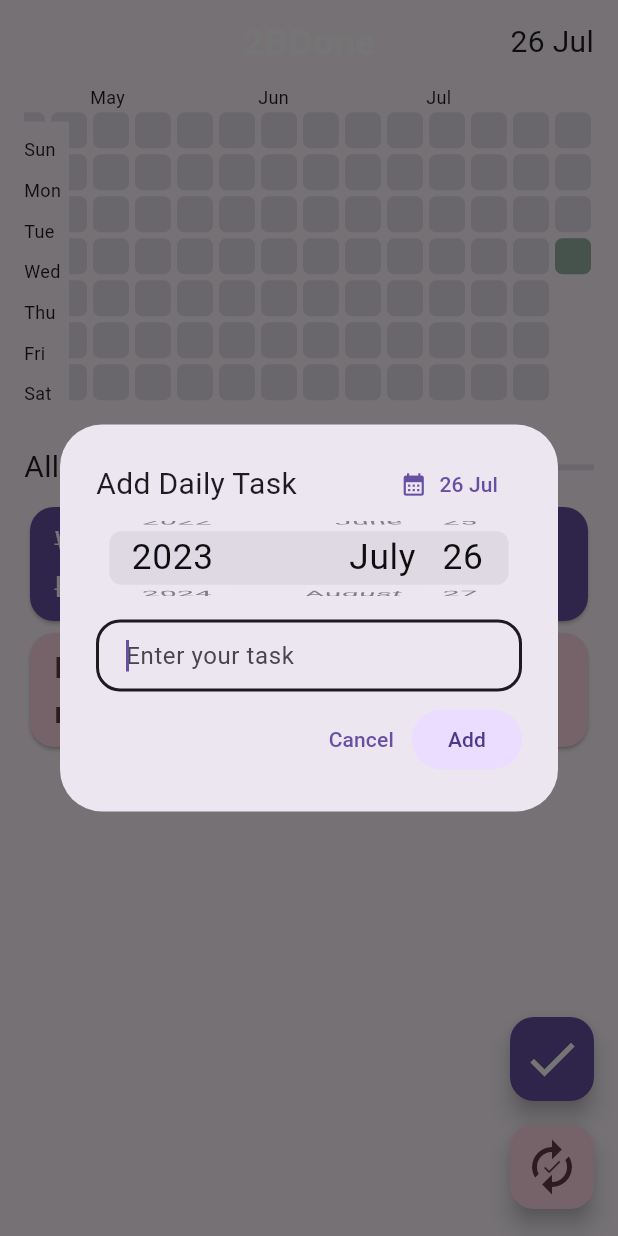
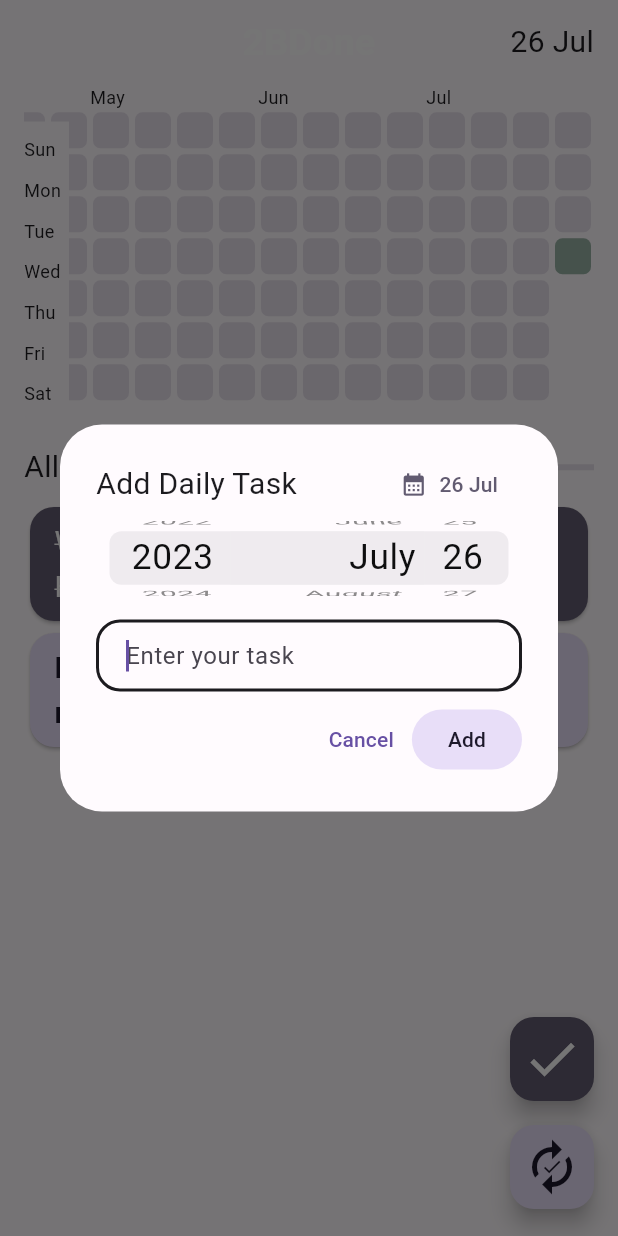
Before and after one commit to srksifat-dev/habitask, a Flutter app: the screen it shows after launch, after a tap on the "done" icon, on a phone screen of 412 x 824 dp. Run offline on Flutter 3.47's test engine with Material 2 defaults, Android fonts, the phone set to English and light mode, and no system bars; drawn by our look-alikes of dynamic_color, flutter_heatmap_calendar, flutter_slidable; our stand-ins replace date_format, get_storage, go_router, isar; accounts and stored records are empty; generated files the repository leaves out were written again.

Commit message:
Color theme updated

```diff
--- a/lib/features/home/components/add_daily_task.dart
+++ b/lib/features/home/components/add_daily_task.dart
@@ -25,7 +25,7 @@ class _AddDailyTaskState extends State<AddDailyTask> {
       maintainState: true,
       visible: widget.isVisible,
       child: FloatingActionButton(
-        backgroundColor: Theme.of(context).colorScheme.primary,
+        backgroundColor: Theme.of(context).colorScheme.secondary,
         onPressed: () {
           showDialog(
               context: context,
@@ -46,12 +46,12 @@ class _AddDailyTaskState extends State<AddDailyTask> {
                               onPressed: () {},
                               icon: Icon(
                                 Icons.calendar_month,
-                                color: Theme.of(context).colorScheme.primary,
+                                color: Theme.of(context).colorScheme.secondary,
                               ),
                               label: Text(
                                 FormateDateTime.d2sWithoutHM(dateTime: taskFor),
                                 style: TextStyle(
-                                  color: Theme.of(context).colorScheme.primary,
+                                  color: Theme.of(context).colorScheme.secondary,
                                 ),
                               ),
                             ),
@@ -111,7 +111,7 @@ class _AddDailyTaskState extends State<AddDailyTask> {
                                 backgroundColor: MaterialStatePropertyAll(
                                   Theme.of(context)
                                       .colorScheme
-                                      .primaryContainer,
+                                      .secondaryContainer,
                                 ),
                               ),
                               onPressed: () {
@@ -132,7 +132,7 @@ class _AddDailyTaskState extends State<AddDailyTask> {
                                 style: TextStyle(
                                   color: Theme.of(context)
                                       .colorScheme
-                                      .onPrimaryContainer,
+                                      .onSecondaryContainer,
                                 ),
                               ),
                             ),
@@ -145,7 +145,7 @@ class _AddDailyTaskState extends State<AddDailyTask> {
         child: Icon(
           Icons.done,
           size: 40,
-          color: Theme.of(context).colorScheme.onPrimary,
+          color: Theme.of(context).colorScheme.onSecondary,
         ),
       ),
     );
--- a/lib/features/home/components/add_habitual_task.dart
+++ b/lib/features/home/components/add_habitual_task.dart
@@ -24,7 +24,7 @@ class _AddHabitualTaskState extends State<AddHabitualTask> {
       maintainState: true,
       visible: widget.isVisible,
       child: FloatingActionButton(
-        backgroundColor: Theme.of(context).colorScheme.tertiaryContainer,
+        backgroundColor: Theme.of(context).colorScheme.secondaryContainer,
         onPressed: () {
           showDialog(
               context: context,
@@ -81,7 +81,9 @@ class _AddHabitualTaskState extends State<AddHabitualTask> {
                               child: FilledButton(
                                   style: ButtonStyle(
                                     backgroundColor: MaterialStatePropertyAll(
-                                      Theme.of(context).colorScheme.tertiaryContainer,
+                                      Theme.of(context)
+                                          .colorScheme
+                                          .secondaryContainer,
                                     ),
                                   ),
                                   onPressed: () {
@@ -102,7 +104,7 @@ class _AddHabitualTaskState extends State<AddHabitualTask> {
                                     style: TextStyle(
                                         color: Theme.of(context)
                                             .colorScheme
-                                            .onTertiaryContainer),
+                                            .onSecondaryContainer),
                                   )),
                             )
                           ],
@@ -117,12 +119,12 @@ class _AddHabitualTaskState extends State<AddHabitualTask> {
             Icon(
               Icons.autorenew,
               size: 40,
-              color: Theme.of(context).colorScheme.onTertiaryContainer,
+              color: Theme.of(context).colorScheme.onSecondaryContainer,
             ),
             Icon(
               Icons.done,
               size: 15,
-              color: Theme.of(context).colorScheme.onTertiaryContainer,
+              color: Theme.of(context).colorScheme.onSecondaryContainer,
             )
           ],
         ),
--- a/lib/features/home/screens/home_screen.dart
+++ b/lib/features/home/screens/home_screen.dart
@@ -351,10 +351,10 @@ class _HomeScreenState extends State<HomeScreen> {
                                       color: task.taskType == "dt"
                                           ? Theme.of(context)
                                               .colorScheme
-                                              .primary
+                                              .secondary
                                           : Theme.of(context)
                                               .colorScheme
-                                              .tertiaryContainer,
+                                              .secondaryContainer,
                                       shape: RoundedRectangleBorder(
                                           borderRadius:
                                               BorderRadius.circular(16)),
@@ -362,19 +362,19 @@ class _HomeScreenState extends State<HomeScreen> {
                                         checkColor: task.taskType == "dt"
                                             ? Theme.of(context)
                                                 .colorScheme
-                                                .primary
+                                                .secondary
                                             : Theme.of(context)
                                                 .colorScheme
-                                                .tertiaryContainer,
+                                                .secondaryContainer,
                                         fillColor: task.taskType == "dt"
                                             ? MaterialStatePropertyAll(
                                                 Theme.of(context)
                                                     .colorScheme
-                                                    .onPrimary)
+                                                    .onSecondary)
                                             : MaterialStatePropertyAll(
                                                 Theme.of(context)
                                                     .colorScheme
-                                                    .onTertiaryContainer),
+                                                    .onSecondaryContainer),
                                         value: task.isComplete,
                                         onChanged: (value) async {
                                           await isarService.editTaskStatus(
@@ -390,10 +390,10 @@ class _HomeScreenState extends State<HomeScreen> {
                                             color: task.taskType == "dt"
                                                 ? Theme.of(context)
                                                     .colorScheme
-                                                    .onPrimary
+                                                    .onSecondary
                                                 : Theme.of(context)
                                                     .colorScheme
-                                                    .onTertiaryContainer,
+                                                    .onSecondaryContainer,
                                             decoration: task.isComplete
                                                 ? TextDecoration.lineThrough
                                                 : TextDecoration.none,
@@ -401,10 +401,10 @@ class _HomeScreenState extends State<HomeScreen> {
                                                 task.taskType == "dt"
                                                     ? Theme.of(context)
                                                         .colorScheme
-                                                        .onPrimary
+                                                        .onSecondary
                                                     : Theme.of(context)
                                                         .colorScheme
-                                                        .onTertiaryContainer,
+                                                        .onSecondaryContainer,
                                           ),
                                         ),
                                       ),
--- a/lib/main.dart
+++ b/lib/main.dart
@@ -3,6 +3,7 @@ import 'package:flutter/material.dart';
 import 'package:get_storage/get_storage.dart';
 import 'package:to_be_done/router/router.dart';
 import 'package:to_be_done/service/isar_service.dart';
+import 'package:to_be_done/theme/app_colors.dart';
 import 'package:to_be_done/theme/app_theme.dart';
 
 import 'common/formate_dateTime.dart';
@@ -39,9 +40,7 @@ class MyApp extends StatefulWidget {
 class _MyAppState extends State<MyApp> {
   @override
   Widget build(BuildContext context) {
-    return DynamicColorBuilder(
-      builder: (lightColorScheme,darkColorScheme) {
-        return MaterialApp.router(
+    return MaterialApp.router(
           theme: ThemeData(
             colorScheme: lightColorScheme,
             useMaterial3: true,
@@ -59,7 +58,6 @@ class _MyAppState extends State<MyApp> {
           routeInformationProvider: AppRouter().goRouter.routeInformationProvider,
           routerDelegate: AppRouter().goRouter.routerDelegate,
         );
-      }
-    );
+
   }
 }
--- a/lib/theme/app_colors.dart
+++ b/lib/theme/app_colors.dart
@@ -2,68 +2,68 @@ import 'package:flutter/material.dart';
 
 const lightColorScheme = ColorScheme(
   brightness: Brightness.light,
-  primary: Color(0xFF684FA3),
+  primary: Color(0xFF6750A4),
   onPrimary: Color(0xFFFFFFFF),
-  primaryContainer: Color(0xFFE9DDFF),
-  onPrimaryContainer: Color(0xFF23005B),
-  secondary: Color(0xFF8B4483),
+  primaryContainer: Color(0xFFEADDFF),
+  onPrimaryContainer: Color(0xFF21005D),
+  secondary: Color(0xFF625B71),
   onSecondary: Color(0xFFFFFFFF),
-  secondaryContainer: Color(0xFFFFD7F4),
-  onSecondaryContainer: Color(0xFF380037),
-  tertiary: Color(0xFF006877),
+  secondaryContainer: Color(0xFFE8DEF8),
+  onSecondaryContainer: Color(0xFF1D192B),
+  tertiary: Color(0xFF7D5260),
   onTertiary: Color(0xFFFFFFFF),
-  tertiaryContainer: Color(0xFFA5EEFF),
-  onTertiaryContainer: Color(0xFF001F25),
-  error: Color(0xFFBA1A1A),
-  errorContainer: Color(0xFFFFDAD6),
+  tertiaryContainer: Color(0xFFFFD8E4),
+  onTertiaryContainer: Color(0xFF31111D),
+  error: Color(0xFFB3261E),
   onError: Color(0xFFFFFFFF),
-  onErrorContainer: Color(0xFF410002),
-  background: Color(0xFFFFFBFF),
-  onBackground: Color(0xFF1C1B1E),
-  surface: Color(0xFFFFFBFF),
-  onSurface: Color(0xFF1C1B1E),
-  surfaceVariant: Color(0xFFE7E0EB),
-  onSurfaceVariant: Color(0xFF49454E),
-  outline: Color(0xFF7A757F),
-  onInverseSurface: Color(0xFFF5EFF4),
-  inverseSurface: Color(0xFF323033),
-  inversePrimary: Color(0xFFD1BCFF),
+  errorContainer: Color(0xFFF9DEDC),
+  onErrorContainer: Color(0xFF410E0B),
+  outline: Color(0xFF79747E),
+  background: Color(0xFFFFFBFE),
+  onBackground: Color(0xFF1C1B1F),
+  surface: Color(0xFFFFFBFE),
+  onSurface: Color(0xFF1C1B1F),
+  surfaceVariant: Color(0xFFE7E0EC),
+  onSurfaceVariant: Color(0xFF49454F),
+  inverseSurface: Color(0xFF313033),
+  onInverseSurface: Color(0xFFF4EFF4),
+  inversePrimary: Color(0xFFD0BCFF),
   shadow: Color(0xFF000000),
-  surfaceTint: Color(0xFF684FA3),
-  outlineVariant: Color(0xFFCAC4CF),
+  surfaceTint: Color(0xFF6750A4),
+  outlineVariant: Color(0xFFCAC4D0),
   scrim: Color(0xFF000000),
 );
 
 const darkColorScheme = ColorScheme(
   brightness: Brightness.dark,
-  primary: Color(0xFFD1BCFF),
-  onPrimary: Color(0xFF391E72),
-  primaryContainer: Color(0xFF50378A),
-  onPrimaryContainer: Color(0xFFE9DDFF),
-  secondary: Color(0xFFFFABF1),
-  onSecondary: Color(0xFF551351),
-  secondaryContainer: Color(0xFF702C6A),
-  onSecondaryContainer: Color(0xFFFFD7F4),
-  tertiary: Color(0xFF52D7F0),
-  onTertiary: Color(0xFF00363F),
-  tertiaryContainer: Color(0xFF004E5A),
-  onTertiaryContainer: Color(0xFFA5EEFF),
-  error: Color(0xFFFFB4AB),
-  errorContainer: Color(0xFF93000A),
-  onError: Color(0xFF690005),
-  onErrorContainer: Color(0xFFFFDAD6),
-  background: Color(0xFF1C1B1E),
-  onBackground: Color(0xFFE6E1E6),
-  surface: Color(0xFF1C1B1E),
-  onSurface: Color(0xFFE6E1E6),
-  surfaceVariant: Color(0xFF49454E),
-  onSurfaceVariant: Color(0xFFCAC4CF),
-  outline: Color(0xFF948F99),
-  onInverseSurface: Color(0xFF1C1B1E),
-  inverseSurface: Color(0xFFE6E1E6),
-  inversePrimary: Color(0xFF684FA3),
+  primary: Color(0xFFD0BCFF),
+  onPrimary: Color(0xFF381E72),
+  primaryContainer: Color(0xFF4F378B),
+  onPrimaryContainer: Color(0xFFEADDFF),
+  secondary: Color(0xFFCCC2DC),
+  onSecondary: Color(0xFF332D41),
+  secondaryContainer: Color(0xFF4A4458),
+  onSecondaryContainer: Color(0xFFE8DEF8),
+  tertiary: Color(0xFFEFB8C8),
+  onTertiary: Color(0xFF492532),
+  tertiaryContainer: Color(0xFF633B48),
+  onTertiaryContainer: Color(0xFFFFD8E4),
+  error: Color(0xFFF2B8B5),
+  onError: Color(0xFF601410),
+  errorContainer: Color(0xFF8C1D18),
+  onErrorContainer: Color(0xFFF9DEDC),
+  outline: Color(0xFF938F99),
+  background: Color(0xFF1C1B1F),
+  onBackground: Color(0xFFE6E1E5),
+  surface: Color(0xFF1C1B1F),
+  onSurface: Color(0xFFE6E1E5),
+  surfaceVariant: Color(0xFF49454F),
+  onSurfaceVariant: Color(0xFFCAC4D0),
+  inverseSurface: Color(0xFFE6E1E5),
+  onInverseSurface: Color(0xFF313033),
+  inversePrimary: Color(0xFF6750A4),
   shadow: Color(0xFF000000),
-  surfaceTint: Color(0xFFD1BCFF),
-  outlineVariant: Color(0xFF49454E),
+  surfaceTint: Color(0xFFD0BCFF),
+  outlineVariant: Color(0xFF49454F),
   scrim: Color(0xFF000000),
 );
```
